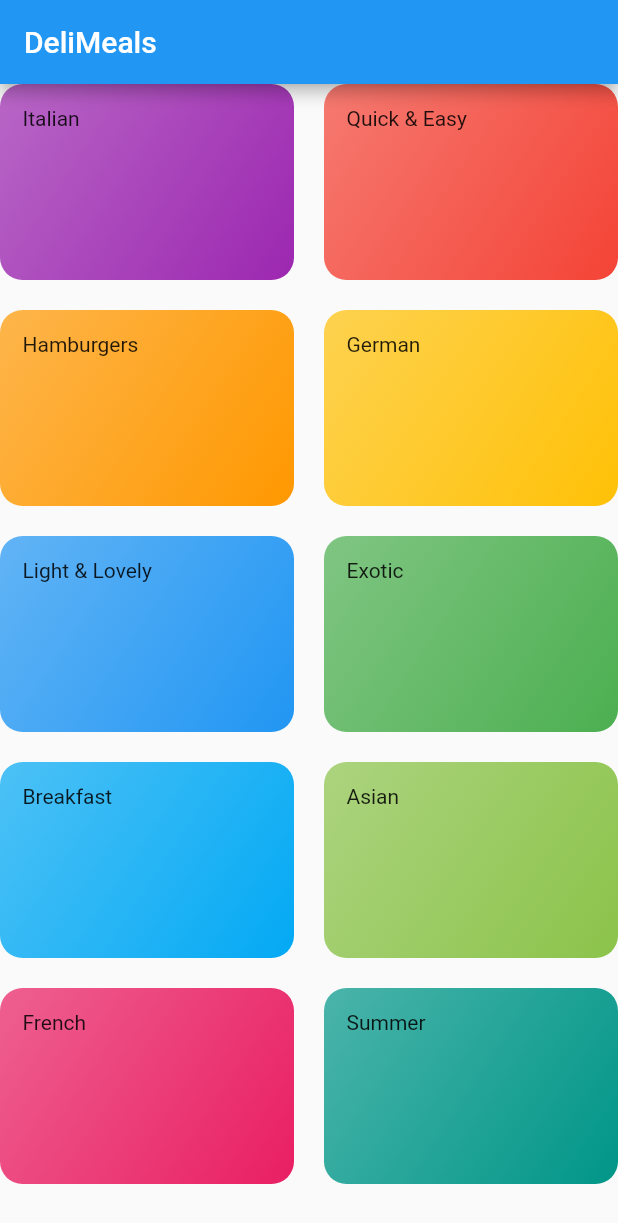
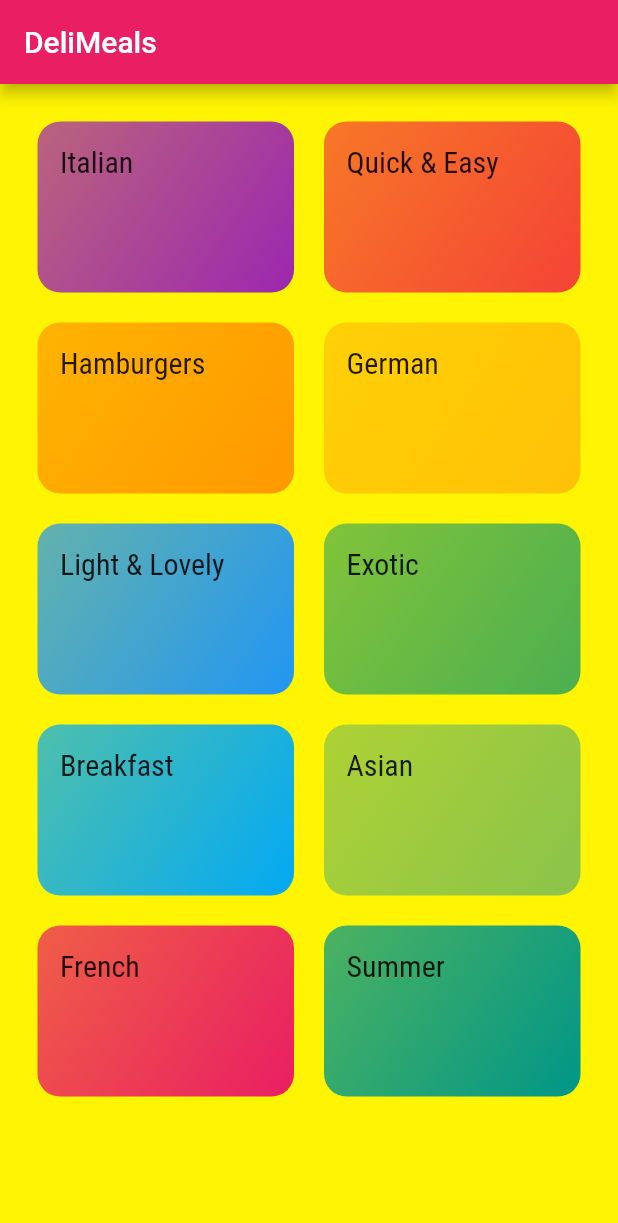
Before and after one commit to Samitti/MEALS-APP, a Flutter app: the screen it shows after launch, on a phone screen of 412 x 824 dp. Shown: the top 1223 px of the screen. Run offline on Flutter 3.47's test engine with Material 2 defaults, Android fonts, the phone set to English and light mode, and no system bars.

Commit message:
add styling and navigation to the category meals screen

```diff
--- a/lib/categories_screen.dart
+++ b/lib/categories_screen.dart
@@ -13,6 +13,7 @@ class CategoriesScreen extends StatelessWidget {
         title: const Text('DeliMeals'),
       ),
       body: GridView(
+        padding: const EdgeInsets.all(25),
         children: DUMMY_CATEGORIES
             .map(
               (catData) => CategoryItem(
--- a/lib/category_item.dart
+++ b/lib/category_item.dart
@@ -1,4 +1,6 @@
 import 'package:flutter/material.dart';
+
+import './category_meals_screen.dart';
 
 class CategoryItem extends StatelessWidget {
   final String title;
@@ -9,11 +11,28 @@ class CategoryItem extends StatelessWidget {
     this.color,
   );
 
+  void selectCategory(BuildContext ctx) {
+    Navigator.of(ctx).push(
+      MaterialPageRoute(
+        builder: (_) {
+          return CategoryMealsScreen();
+        },
+      ),
+    );
+  }
+
   @override
   Widget build(BuildContext context) {
-    return Container(
+    return InkWell(
+      onTap: () => selectCategory(context),
+      splashColor: Theme.of(context).primaryColor,
+      borderRadius: BorderRadius.circular(15),
+      child: Container(
         padding: const EdgeInsets.all(15),
-      child: Text(title),
+        child: Text(
+          title,
+          style: Theme.of(context).textTheme.subtitle1,
+        ),
         decoration: BoxDecoration(
           gradient: LinearGradient(
             colors: [
@@ -25,6 +44,7 @@ class CategoryItem extends StatelessWidget {
           ),
           borderRadius: BorderRadius.circular(15),
         ),
+      ),
     );
   }
 }
--- a/lib/main.dart
+++ b/lib/main.dart
@@ -12,7 +12,22 @@ class MyApp extends StatelessWidget {
     return MaterialApp(
       title: 'DeliMeals',
       theme: ThemeData(
-        primarySwatch: Colors.blue,
+        primarySwatch: Colors.pink,
+        accentColor: Colors.amber,
+        canvasColor: Color.fromRGBO(255, 244, 259, 1),
+        fontFamily: 'Railway',
+        textTheme: ThemeData.light().textTheme.copyWith(
+              bodyText1: const TextStyle(
+                color: Color.fromRGBO(20, 51, 51, 1),
+              ),
+              bodyText2: TextStyle(
+                color: Color.fromRGBO(20, 51, 51, 1),
+              ),
+              subtitle1: TextStyle(
+                fontSize: 20,
+                fontFamily: 'RobotoCondensed',
+              ),
+            ),
       ),
       home: const CategoriesScreen(),
     );
```
Also changed, not shown: lib/category_meals_screen.dart (added, +19 -0 lines), pubspec.yaml (+18 -9 lines), assets/fonts/Raleway-Black.ttf (added), assets/fonts/Raleway-Bold.ttf (added), assets/fonts/Raleway-Regular.ttf (added), assets/fonts/RobotoCondensed-Bold.ttf (added), assets/fonts/RobotoCondensed-Italic.ttf (added), assets/fonts/RobotoCondensed-Light.ttf (added), assets/fonts/RobotoCondensed-Regular.ttf (added). Lines whose indentation alone changed are shown as unchanged.
